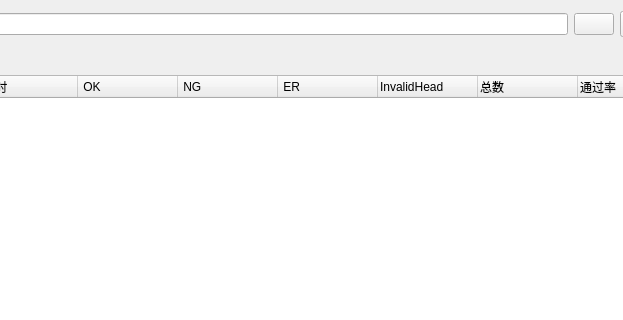
SakuraMYK/AutoMationTools, file loganalysis.ui: the form before one commit; both pictures show x 234 to 857 and y 0 to 320 of the 1043 by 519 pixel window.
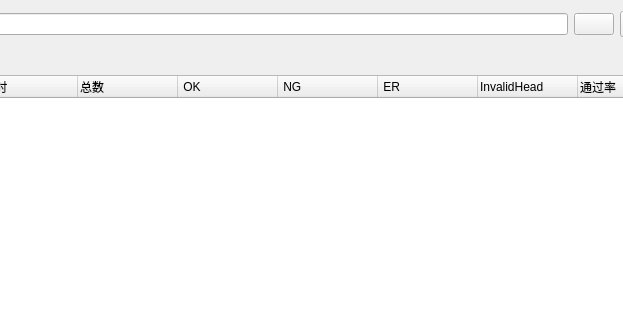
The form after the commit. Icons and pictures are not drawn.

What changed in the file:
```diff
--- a/loganalysis.ui
+++ b/loganalysis.ui
@@ -110,6 +110,11 @@
            <string> 用时 </string>
           </property>
          </column>
+         <column>
+          <property name="text">
+           <string>总数</string>
+          </property>
+         </column>
          <column>
           <property name="text">
            <string> OK </string>
@@ -130,11 +135,6 @@
            <string>InvalidHead</string>
           </property>
          </column>
-         <column>
-          <property name="text">
-           <string>总数</string>
-          </property>
-         </column>
          <column>
           <property name="text">
            <string>通过率</string>
```
Left out of the diff: 5 changed lines with no effect on the pictures.
